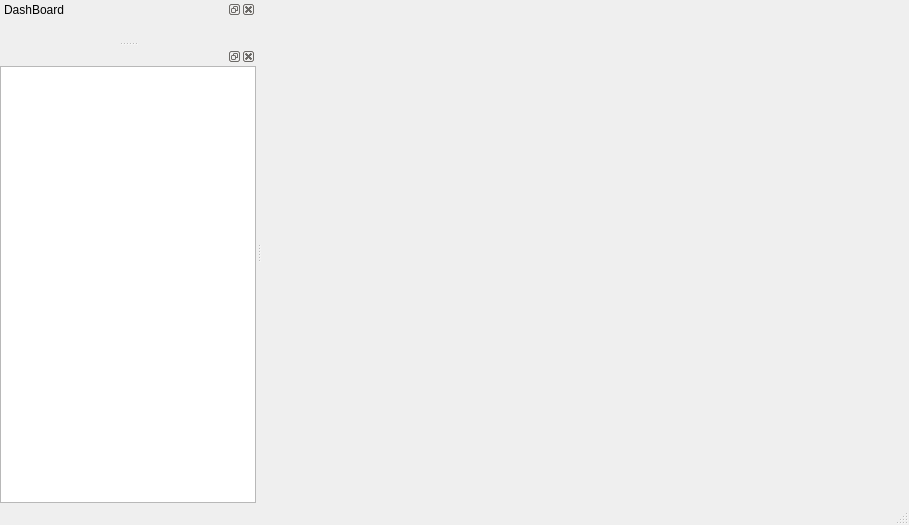
Qt form hbdbu/dbu.ui (FiveTechSoft/qtcontribs) before a commit.
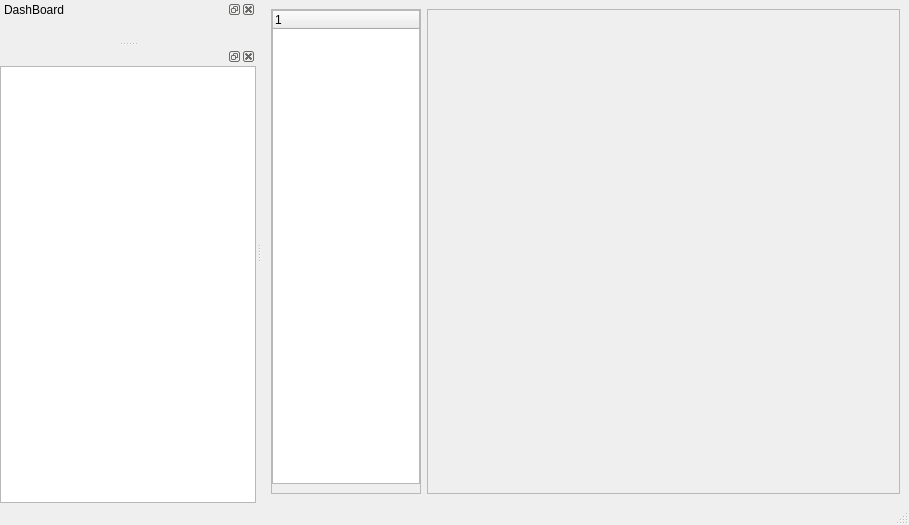
The same form after that commit.

The edit to the form file:
```diff
--- a/hbdbu/dbu.ui
+++ b/hbdbu/dbu.ui
@@ -24,7 +24,7 @@
     <item row="0" column="0">
      <widget class="QStackedWidget" name="stackedWidget">
       <property name="currentIndex">
-       <number>0</number>
+       <number>2</number>
       </property>
       <widget class="QWidget" name="pageDbu"/>
       <widget class="QWidget" name="pageHelp">
@@ -38,6 +38,64 @@
         </item>
        </layout>
       </widget>
+      <widget class="QWidget" name="pageOnline">
+       <layout class="QHBoxLayout" name="horizontalLayout">
+        <item>
+         <widget class="QFrame" name="frameTreeTables">
+          <property name="maximumSize">
+           <size>
+            <width>150</width>
+            <height>16777215</height>
+           </size>
+          </property>
+          <property name="frameShape">
+           <enum>QFrame::StyledPanel</enum>
+          </property>
+          <property name="frameShadow">
+           <enum>QFrame::Raised</enum>
+          </property>
+          <layout class="QVBoxLayout" name="verticalLayout_5">
+           <property name="leftMargin">
+            <number>0</number>
+           </property>
+           <property name="topMargin">
+            <number>0</number>
+           </property>
+           <property name="rightMargin">
+            <number>0</number>
+           </property>
+           <item>
+            <widget class="QTreeWidget" name="treeOnline">
+             <property name="maximumSize">
+              <size>
+               <width>150</width>
+               <height>16777215</height>
+              </size>
+             </property>
+             <column>
+              <property name="text">
+               <string notr="true">1</string>
+              </property>
+             </column>
+            </widget>
+           </item>
+          </layout>
+         </widget>
+        </item>
+        <item>
+         <widget class="QFrame" name="frameOnline">
+          <property name="frameShape">
+           <enum>QFrame::StyledPanel</enum>
+          </property>
+          <property name="frameShadow">
+           <enum>QFrame::Raised</enum>
+          </property>
+          <zorder>treeOnline</zorder>
+         </widget>
+        </item>
+       </layout>
+      </widget>
+      <widget class="QWidget" name="pageMisc"/>
      </widget>
     </item>
    </layout>
```
Left out of the diff: 39 changed lines with no effect on the pictures.
